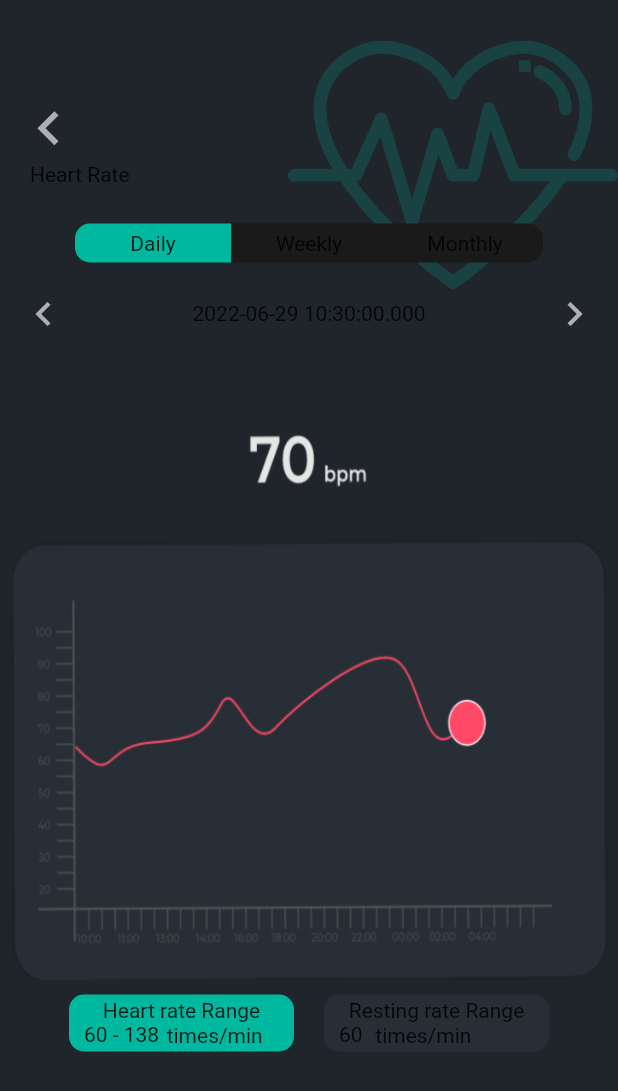
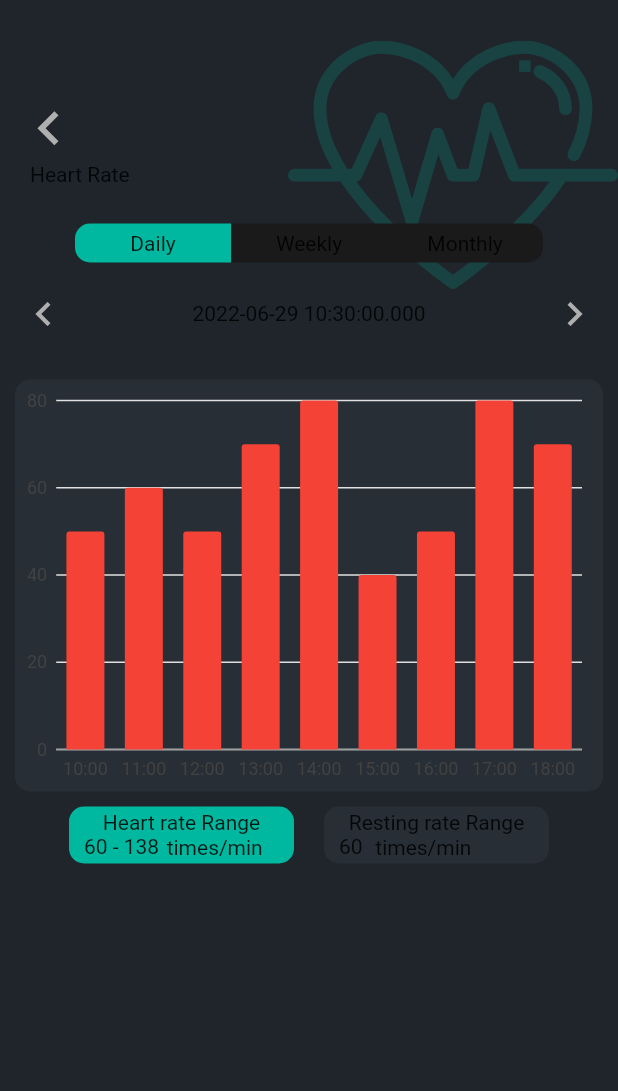
Before and after one commit to rajan7685/NTelCareFamilyApp, a Flutter app: the StatsWidget screen opened directly, on a phone screen of 412 x 824 dp. Shown: the top 1091 px of the screen. Run offline on Flutter 3.47's test engine with Material 2 defaults, Android fonts, the phone set to English and light mode, and no system bars; our stand-ins replace auto_size_text, cached_network_image, charts_flutter, csc_picker, equatable, floating_bottom_navigation_bar and 9 more; missing offline and left inert: json_path; accounts and stored records are empty.

Commit message:
heart stat graph

```diff
--- a/lib/heart_rate/stats.dart
+++ b/lib/heart_rate/stats.dart
@@ -5,6 +5,7 @@ import '../flutter_flow/flutter_flow_util.dart';
 import 'package:flutter/material.dart';
 import 'package:flutter_svg/flutter_svg.dart';
 import 'package:google_fonts/google_fonts.dart';
+import 'package:charts_flutter/flutter.dart' as charts;
 
 class StatsWidget extends StatefulWidget {
   const StatsWidget({Key key}) : super(key: key);
@@ -14,6 +15,18 @@ class StatsWidget extends StatefulWidget {
 }
 
 class _StatsWidgetState extends State<StatsWidget> {
+  static final List<HeartStat> heartStat = [
+    HeartStat("10:00", 50, Colors.red),
+    HeartStat("11:00", 60, Colors.red),
+    HeartStat("12:00", 50, Colors.red),
+    HeartStat("13:00", 70, Colors.red),
+    HeartStat("14:00", 80, Colors.red),
+    HeartStat("15:00", 40, Colors.red),
+    HeartStat("16:00", 50, Colors.red),
+    HeartStat("17:00", 80, Colors.red),
+    HeartStat("18:00", 70, Colors.red),
+  ];
+
   final scaffoldKey = GlobalKey<ScaffoldState>();
   var color1 = Color(0xFF00B89F);
   var color2 = Color(0xFF1A1A1A);
@@ -21,6 +34,16 @@ class _StatsWidgetState extends State<StatsWidget> {
   DateTime dateTime;
   @override
   Widget build(BuildContext context) {
+    List<charts.Series<HeartStat, String>> heart = [
+      charts.Series(
+          data: heartStat,
+          id: "Heart Rate",
+          domainFn: (HeartStat pops, _) => pops.Time,
+          measureFn: (HeartStat pops, _) => pops.Stat,
+          colorFn: (HeartStat pops, _) =>
+              charts.ColorUtil.fromDartColor(pops.line))
+    ];
+
     return Scaffold(
       key: scaffoldKey,
       backgroundColor: Color(0xFF1F252B),
@@ -285,74 +308,23 @@ class _StatsWidgetState extends State<StatsWidget> {
                         ],
                       ),
                     ),
-                    // Padding(
-                    //   padding: EdgeInsetsDirectional.fromSTEB(5, 10, 5, 10),
-                    //   child: Row(
-                    //     mainAxisSize: MainAxisSize.max,
-                    //     children: [
-                    //       InkWell(onTap: () async {
-                    //         await showDatePicker(
-                    //                 context: context,
-                    //                 initialDate: dateTime==null? DateTime.now():dateTime,
-                    //                 firstDate: DateTime(2001),
-                    //                 lastDate: DateTime.now())
-                    //             .then((date) {
-                    //           setState(() {
-                    //             dateTime = date;
-                    //           });
-                    //         });
-                    //         Icon(
-                    //           Icons.chevron_left
-                    //           ,
-                    //           color: Color(0xFFAFAFAF),
-                    //           size: 32,
-                    //         );
-                    //       }),
-                    //       Expanded(
-                    //         child: Text(
-                    //           dateTime == null
-                    //               ? DateTime.now().toString()
-                    //               : dateTime.toString(),
-                    //           textAlign: TextAlign.center,
-                    //           style: FlutterFlowTheme.of(context)
-                    //               .bodyText1
-                    //               .override(
-                    //                 fontFamily: 'Poppins',
-                    //                 color: Color(0xFFAFAFAF),
-                    //                 fontSize: 20,
-                    //                 fontWeight: FontWeight.w300,
-                    //               ),
-                    //         ),
-                    //       ),
-                    //       InkWell(onTap: () async {
-                    //         await showDatePicker(
-                    //                 context: context,
-                    //               initialDate: dateTime==null? DateTime.now():dateTime,
-                    //                 firstDate: DateTime(2001),
-                    //                 lastDate: DateTime.now())
-                    //             .then((date) {
-                    //           setState(() {
-                    //             dateTime = date;
-                    //           });
-                    //         });
-                    //         Icon(
-                    //           Icons.chevron_right,
-                    //           color: Color(0xFFAFAFAF),
-                    //           size: 32,
-                    //         );
-                    //       }),
-                    //     ],
-                    //   ),
-                    // ),
                     Padding(
-                      padding: EdgeInsetsDirectional.fromSTEB(5, 10, 5, 0),
-                      child: Image.asset(
-                        'assets/images/heartRate.png',
-                        width: 400,
-                        height: 400,
-                        fit: BoxFit.fill,
-                      ),
-                    ),
+                        padding: EdgeInsetsDirectional.fromSTEB(10, 10, 10, 0),
+                        child: Container(
+                          width: double.infinity,
+                          height: MediaQuery.of(context).size.height / 3,
+                          decoration: BoxDecoration(
+                              color: Color(0xFF272E36),
+                              borderRadius: BorderRadius.circular(10)),
+                          child: charts.BarChart(heart),
+                        )
+                        // Image.asset(
+                        //   'assets/images/heartRate.png',
+                        //   width: 400,
+                        //   height: 400,
+                        //   fit: BoxFit.fill,
+                        // ),
+                        ),
                     Padding(
                       padding: EdgeInsetsDirectional.fromSTEB(0, 10, 0, 0),
                       child: Row(
@@ -549,3 +521,11 @@ class _StatsWidgetState extends State<StatsWidget> {
     );
   }
 }
+
+class HeartStat {
+  final String Time;
+  final int Stat;
+  final Color line;
+
+  HeartStat(this.Time, this.Stat, this.line);
+}
```
